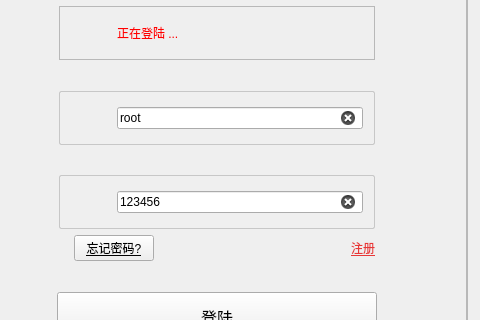
1727370054/OrionLink, file src/disk_client_gui/login_gui.ui: the form before one commit; both pictures show x 183 to 663 and y 263 to 583 of the 1300 by 800 pixel window.
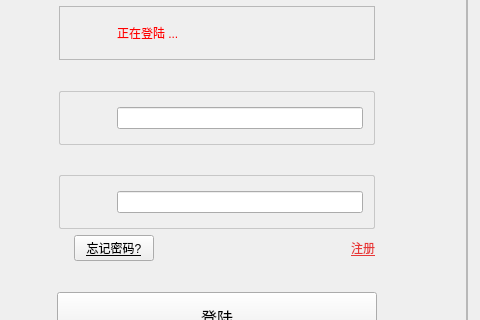
The form after the commit. The open tabs and pages were chosen to show the change. Icons and pictures are not drawn.

What changed in the file:
```diff
--- a/src/disk_client_gui/login_gui.ui
+++ b/src/disk_client_gui/login_gui.ui
@@ -595,7 +595,7 @@
                                <string notr="true">font: 14pt &quot;黑体&quot;;</string>
                               </property>
                               <property name="text">
-                               <string>root</string>
+                               <string/>
                               </property>
                               <property name="placeholderText">
                                <string/>
@@ -731,7 +731,7 @@
                                <string notr="true">font: 14pt &quot;黑体&quot;;</string>
                               </property>
                               <property name="text">
-                               <string>123456</string>
+                               <string/>
                               </property>
                               <property name="clearButtonEnabled">
                                <bool>true</bool>
```
Left out of the diff: 2 changed lines with no effect on the pictures.
